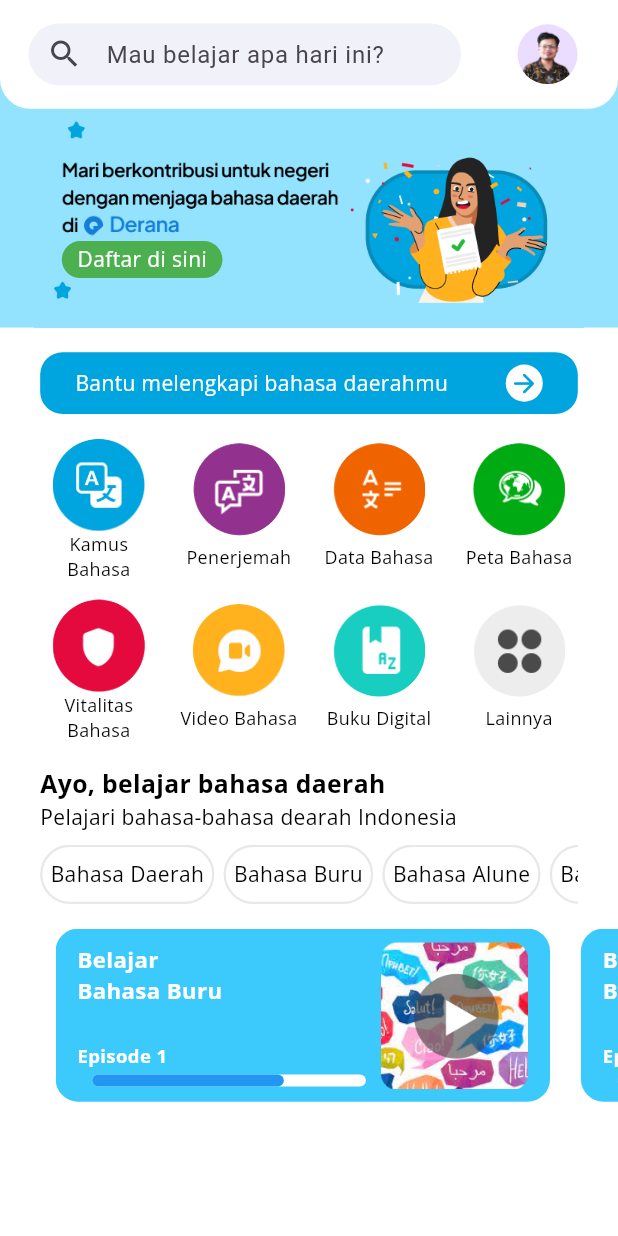
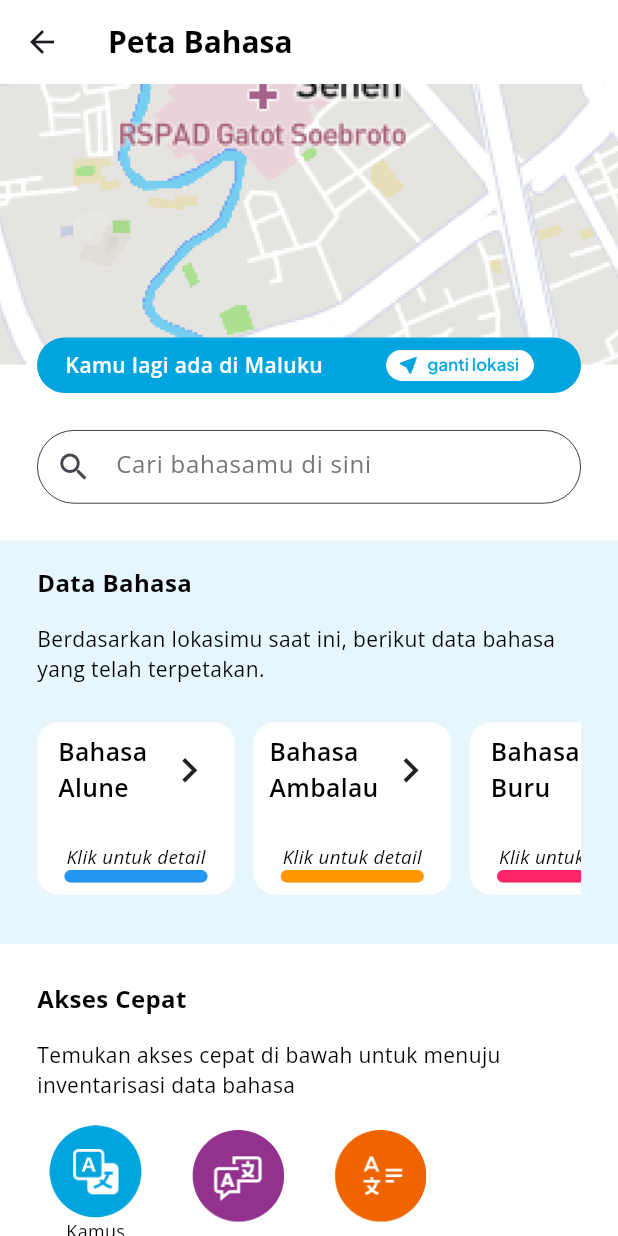
Before and after one commit to AhmadAsroruddin/Derana, a Flutter app: the BerandaPage screen opened directly, after a tap on "Peta Bahasa", on a phone screen of 412 x 824 dp. Run offline on Flutter 3.47's test engine with Material 3 defaults, Android fonts, the phone set to English and light mode, and no system bars; drawn by our look-alikes of percent_indicator; our stand-ins replace flutter_bloc, font_awesome_flutter, get_it, google_fonts, persistent_bottom_nav_bar, shared_preferences and 1 more; accounts and stored records are empty.

Commit message:
vitalitas bahasa

```diff
--- a/lib/presentation/pages/Authentication/login_page.dart
+++ b/lib/presentation/pages/Authentication/login_page.dart
@@ -58,8 +58,9 @@ class _LoginPageState extends State<LoginPage> {
                         isChecked = value ?? false;
                       });
                     },
-                    side: MaterialStateBorderSide.resolveWith(
-                      (states) => BorderSide(width: 1.0, color: Colors.black),
+                    side: WidgetStateBorderSide.resolveWith(
+                      (states) =>
+                          const BorderSide(width: 1.0, color: Colors.black),
                     ),
                   ),
                 ),
--- a/lib/presentation/pages/beranda/beranda_page.dart
+++ b/lib/presentation/pages/beranda/beranda_page.dart
@@ -2,6 +2,8 @@ import 'package:derana_multipart/presentation/pages/data_bahasa/data_bahasa.dart
 import 'package:derana_multipart/presentation/pages/form/form_page.dart';
 import 'package:derana_multipart/presentation/pages/kamus_bahasa/kamus_bahasa.dart';
 import 'package:derana_multipart/presentation/pages/penerjemah/penerjemah_page.dart';
+import 'package:derana_multipart/presentation/pages/peta_bahasa/peta_bahasa.dart';
+import 'package:derana_multipart/presentation/pages/vitalitas_bahasa/vitalitas_bahasa.dart';
 import 'package:derana_multipart/presentation/shared/const.dart';
 import 'package:derana_multipart/presentation/shared/theme.dart';
 import 'package:flutter/material.dart';
@@ -207,7 +209,13 @@ class _BerandaPageState extends State<BerandaPage> {
                                 ),
                                 FeatureWidget(
                                   onTap: () {
-                                    print("petaBahasa");
+                                    PersistentNavBarNavigator.pushNewScreen(
+                                      context,
+                                      screen: const PetaBahasaPage(),
+                                      withNavBar: false,
+                                      pageTransitionAnimation:
+                                          PageTransitionAnimation.cupertino,
+                                    );
                                   },
                                   image: "peta_bahasa",
                                   name: "Peta Bahasa",
@@ -222,7 +230,13 @@ class _BerandaPageState extends State<BerandaPage> {
                               children: <Widget>[
                                 FeatureWidget(
                                   onTap: () {
-                                    print("vitalitas bahasa");
+                                    PersistentNavBarNavigator.pushNewScreen(
+                                      context,
+                                      screen: const VitalitasBahasaPage(),
+                                      withNavBar: false,
+                                      pageTransitionAnimation:
+                                          PageTransitionAnimation.cupertino,
+                                    );
                                   },
                                   image: "vitalitas_bahasa",
                                   name: "Vitalitas Bahasa",
--- /dev/null
+++ b/lib/presentation/pages/peta_bahasa/peta_bahasa.dart
@@ -0,0 +1,238 @@
+import 'package:derana_multipart/presentation/shared/const.dart';
+import 'package:derana_multipart/presentation/shared/current_location_widget.dart';
+import 'package:flutter/material.dart';
+import 'package:persistent_bottom_nav_bar/persistent_bottom_nav_bar.dart';
+
+import '../../shared/feature_widget.dart';
+import '../../shared/temukan_bahasa_card.dart';
+import '../../shared/theme.dart';
+import '../data_bahasa/data_bahasa.dart';
+import '../kamus_bahasa/kamus_bahasa.dart';
+import '../penerjemah/penerjemah_page.dart';
+
+class PetaBahasaPage extends StatefulWidget {
+  const PetaBahasaPage({super.key});
+
+  @override
+  State<PetaBahasaPage> createState() => _PetaBahasaPageState();
+}
+
+class _PetaBahasaPageState extends State<PetaBahasaPage> {
+  TextEditingController searchController = TextEditingController();
+
+  @override
+  Widget build(BuildContext context) {
+    return Scaffold(
+      backgroundColor: whiteColor,
+      appBar: AppBar(
+        backgroundColor: whiteColor,
+        title: Text(
+          "Peta Bahasa",
+          style: blackTextStyle.copyWith(fontWeight: bold, fontSize: 20),
+        ),
+      ),
+      body: SingleChildScrollView(
+        child: Column(
+          children: <Widget>[
+            //MAP ----------------------------------------------------------
+            Container(
+              width: deviceWidth,
+              height: deviceHeight * 0.25,
+              color: redColor,
+              child: Stack(
+                children: <Widget>[
+                  // --------------------------MAP CONTAINER-----------------------
+                  SizedBox(
+                    child: Column(
+                      children: <Widget>[
+                        Container(
+                          height: deviceHeight * 0.227,
+                          width: deviceWidth,
+                          decoration: const BoxDecoration(
+                            image: DecorationImage(
+                              image: AssetImage("assets/image/map.png"),
+                              fit: BoxFit.cover,
+                            ),
+                          ),
+                        ),
+                        Container(
+                          height: deviceHeight * 0.023,
+                          width: deviceWidth,
+                          color: whiteColor,
+                        )
+                      ],
+                    ),
+                  ),
+                  // ---------------------------- CURRENT LOCATION ------------------------
+                  Positioned(
+                    bottom: 0,
+                    left: deviceWidth * 0.06,
+                    right: deviceWidth * 0.06,
+                    child: const CurrentLocationWidget(),
+                  )
+                ],
+              ),
+            ),
+            // --------------------------------- SEARCHING WIDGET ---------------------------------
+            Container(
+              decoration: BoxDecoration(
+                borderRadius: BorderRadius.circular(25),
+                border: Border.all(width: .5),
+              ),
+              margin: EdgeInsets.symmetric(
+                  horizontal: deviceWidth * 0.06,
+                  vertical: deviceHeight * 0.03),
+              child: TextField(
+                controller: searchController,
+                decoration: InputDecoration(
+                  prefixIcon: const Icon(Icons.search),
+                  border: InputBorder.none,
+                  hintText: "Cari bahasamu di sini",
+                  hintStyle: greyFormTextStyle,
+                  contentPadding: EdgeInsets.symmetric(
+                    vertical: deviceHeight * 0.012,
+                  ),
+                ),
+              ),
+            ),
+            //------------------------------- DATA BAHASA ------------------------------
+            Container(
+              width: deviceWidth,
+              color: const Color.fromRGBO(0, 164, 222, .1),
+              padding: EdgeInsets.symmetric(
+                  vertical: deviceHeight * 0.02,
+                  horizontal: deviceWidth * 0.06),
+              child: Column(
+                crossAxisAlignment: CrossAxisAlignment.start,
+                children: [
+                  Text(
+                    "Data Bahasa",
+                    style: blackTextStyle.copyWith(
+                      fontSize: 16,
+                      fontWeight: bold,
+                    ),
+                  ),
+                  SizedBox(
+                    height: deviceHeight * 0.02,
+                  ),
+                  Text(
+                    "Berdasarkan lokasimu saat ini, berikut data bahasa yang telah terpetakan.",
+                    style: blackTextStyle.copyWith(
+                      fontSize: 14,
+                    ),
+                  ),
+                  SizedBox(
+                    height: deviceHeight * 0.03,
+                  ),
+                  // ----------------------------- BAHASA ROW ----------------------------- //
+                  Container(
+                    margin: EdgeInsets.only(bottom: deviceHeight * 0.02),
+                    width: deviceWidth,
+                    child: SingleChildScrollView(
+                      scrollDirection: Axis.horizontal,
+                      child: Row(
+                        children: <Widget>[
+                          const TemukanBahasaCard(
+                            bahasa: "Alune",
+                            color: Colors.blue,
+                          ),
+                          const TemukanBahasaCard(
+                            bahasa: "Ambalau",
+                            color: Colors.orange,
+                          ),
+                          TemukanBahasaCard(
+                            bahasa: "Buru",
+                            color: redColor,
+                          )
+                        ],
+                      ),
+                    ), // Atur lebar menjadi lebar penuh
+                  ),
+                ],
+              ),
+            ),
+            // ----------------------  END DATA BAHASA ----------------------------//
+            Container(
+              width: deviceWidth,
+              padding: EdgeInsets.symmetric(
+                  horizontal: deviceWidth * 0.06,
+                  vertical: deviceHeight * 0.03),
+              child: Column(
+                crossAxisAlignment: CrossAxisAlignment.start,
+                children: [
+                  Text(
+                    "Akses Cepat",
+                    style: blackTextStyle.copyWith(
+                      fontSize: 16,
+                      fontWeight: bold,
+                    ),
+                  ),
+                  SizedBox(
+                    height: deviceHeight * 0.02,
+                  ),
+                  Text(
+                    "Temukan akses cepat di bawah untuk menuju inventarisasi data bahasa",
+                    style: blackTextStyle.copyWith(fontSize: 14),
+                  ),
+                  SizedBox(
+                    height: deviceHeight * 0.02,
+                  ),
+                  Row(
+                    mainAxisAlignment: MainAxisAlignment.start,
+                    children: [
+                      FeatureWidget(
+                        onTap: () {
+                          PersistentNavBarNavigator.pushNewScreen(
+                            context,
+                            screen: const KamusBahasa(),
+                            withNavBar: false,
+                            pageTransitionAnimation:
+                                PageTransitionAnimation.cupertino,
+                          );
+                        },
+                        image: "kamus",
+                        name: "Kamus Bahasa",
+                      ),
+                      SizedBox(
+                        width: deviceWidth * 0.04,
+                      ),
+                      FeatureWidget(
+                        onTap: () {
+                          PersistentNavBarNavigator.pushNewScreen(
+                            context,
+                            screen: const PenerjemahPage(),
+                            withNavBar: false,
+                            pageTransitionAnimation:
+                                PageTransitionAnimation.cupertino,
+                          );
+                        },
+                        image: "penerjemah",
+                        name: "Penerjemah",
+                      ),
+                      SizedBox(
+                        width: deviceWidth * 0.04,
+                      ),
+                      FeatureWidget(
+                        onTap: () {
+                          PersistentNavBarNavigator.pushNewScreen(
+                            context,
+                            screen: const DataBahasaPage(),
+                            withNavBar: false,
+                            pageTransitionAnimation:
+                                PageTransitionAnimation.cupertino,
+                          );
+                        },
+                        image: "data_bahasa",
+                        name: "Data Bahasa",
+                      ),
+                    ],
+                  )
+                ],
+              ),
+            )
+          ],
+        ),
+      ),
+    );
+  }
+}
--- a/lib/presentation/pages/temukan/temukan_page.dart
+++ b/lib/presentation/pages/temukan/temukan_page.dart
@@ -4,7 +4,7 @@ import 'package:flutter/material.dart';
 
 import '../../shared/const.dart';
 import '../../shared/feature_widget.dart';
-import 'temukan_bahasa_card.dart';
+import '../../shared/temukan_bahasa_card.dart';
 
 class TemukanPage extends StatelessWidget {
   const TemukanPage({super.key});
@@ -131,7 +131,6 @@ class TemukanPage extends StatelessWidget {
                     ////////////BAHASA CARD
                     Container(
                       margin: EdgeInsets.only(bottom: deviceHeight * 0.01),
-                      height: deviceHeight * 0.13,
                       width: deviceWidth,
                       child: SingleChildScrollView(
                         scrollDirection: Axis.horizontal,
--- /dev/null
+++ b/lib/presentation/shared/current_location_widget.dart
@@ -0,0 +1,48 @@
+import 'package:flutter/material.dart';
+
+import 'const.dart';
+import 'theme.dart';
+
+class CurrentLocationWidget extends StatelessWidget {
+  const CurrentLocationWidget({
+    super.key,
+  });
+
+  @override
+  Widget build(BuildContext context) {
+    return Container(
+      width: deviceWidth,
+      padding: EdgeInsets.symmetric(
+        vertical: deviceHeight * 0.01,
+        horizontal: deviceWidth * 0.01,
+      ),
+      decoration: BoxDecoration(
+        borderRadius: BorderRadius.circular(30),
+        color: primaryColor,
+      ),
+      child: Row(
+        mainAxisAlignment: MainAxisAlignment.spaceAround,
+        children: <Widget>[
+          Text(
+            "Kamu lagi ada di Maluku",
+            style: whiteTextStyle.copyWith(
+              fontSize: 14,
+              fontWeight: semiBold,
+            ),
+          ),
+          Container(
+            width: deviceWidth * 0.3,
+            height: deviceHeight * 0.025,
+            decoration: const BoxDecoration(
+              image: DecorationImage(
+                image: AssetImage(
+                  "assets/image/ganti_lokasi.png",
+                ),
+              ),
+            ),
+          )
+        ],
+      ),
+    );
+  }
+}
--- a/lib/presentation/pages/temukan/temukan_bahasa_card.dart
+++ b/lib/presentation/shared/temukan_bahasa_card.dart
@@ -1,17 +1,18 @@
 import 'package:flutter/material.dart';
 import 'package:percent_indicator/percent_indicator.dart';
 
-import '../../shared/const.dart';
-import '../../shared/theme.dart';
+import 'const.dart';
+import 'theme.dart';
 
 class TemukanBahasaCard extends StatelessWidget {
-  const TemukanBahasaCard({
-    super.key,
+  const TemukanBahasaCard(
+      {super.key,
       required this.bahasa,
       required this.color,
-  });
+      this.isVitalitas = false});
   final String bahasa;
   final Color color;
+  final bool isVitalitas;
   @override
   Widget build(BuildContext context) {
     return Container(
@@ -44,6 +45,9 @@ class TemukanBahasaCard extends StatelessWidget {
               )
             ],
           ),
+          SizedBox(
+            height: deviceHeight * 0.03,
+          ),
           Text(
             "Klik untuk detail",
             style: blackTextStyle.copyWith(
@@ -51,12 +55,14 @@ class TemukanBahasaCard extends StatelessWidget {
               fontSize: 12.5,
             ),
           ),
-          LinearPercentIndicator(
+          isVitalitas == false
+              ? LinearPercentIndicator(
                   lineHeight: deviceHeight * 0.01,
                   percent: 1,
                   barRadius: const Radius.circular(10),
                   progressColor: color,
                 )
+              : Container()
         ],
       ),
     );
```
Also changed, not shown: lib/presentation/pages/data_bahasa/data_bahasa.dart (+4 -36 lines), lib/presentation/pages/vitalitas_bahasa/vitalitas_bahasa.dart (added, +65 -0 lines). Lines whose indentation alone changed are shown as unchanged.
